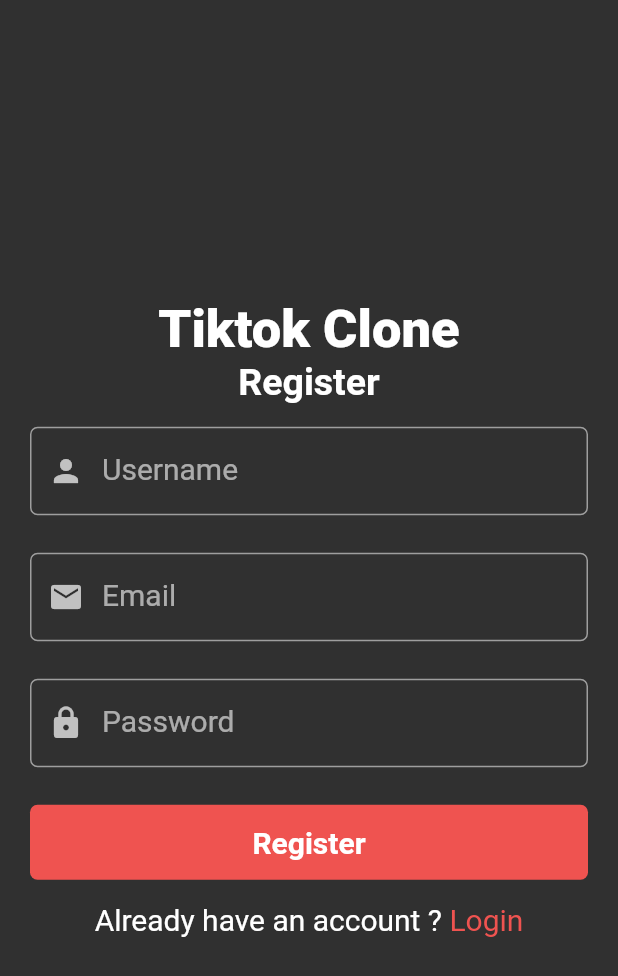
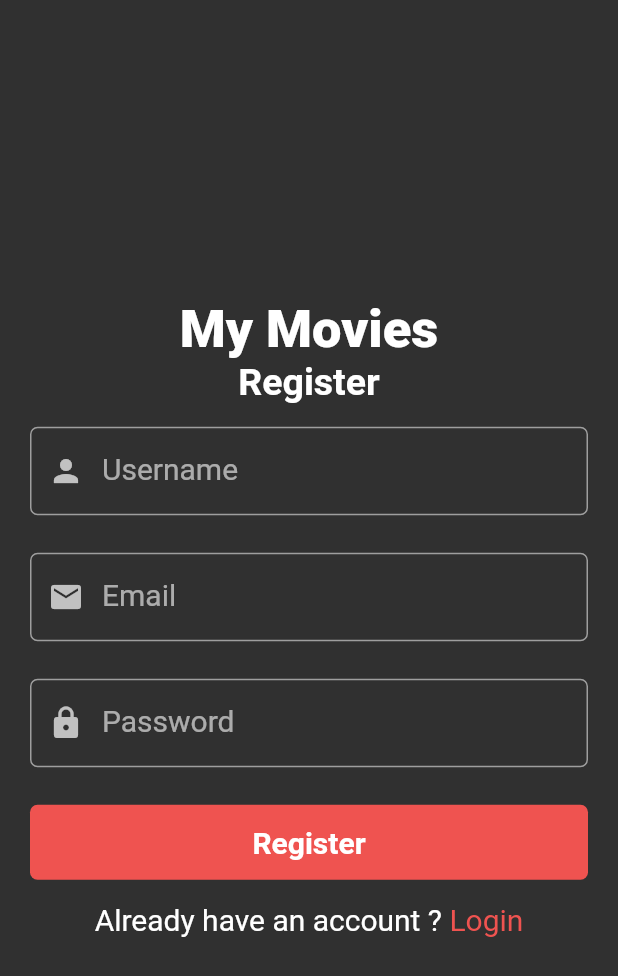
Before and after one commit to UltraViolet33/Movies-Apps, a Flutter app: the screen it shows after launch, on a phone screen of 412 x 824 dp. Shown: the top 976 px of the screen. Run offline on Flutter 3.47's test engine with Material 2 defaults, Android fonts, the phone set to English and light mode, and no system bars.

Commit message:
display register screen

```diff
--- a/app/lib/views/auth/register_screen.dart
+++ b/app/lib/views/auth/register_screen.dart
@@ -17,12 +17,12 @@
       child: Column(
         mainAxisAlignment: MainAxisAlignment.center,
         children: [
-          Text(
-            "Tiktok Clone",
+          const Text(
+            "My Movies",
             style: TextStyle(
                 fontSize: 35, color: Colors.white, fontWeight: FontWeight.w900),
           ),
-          Text(
+          const Text(
             "Register",
             style: TextStyle(
                 fontSize: 25, color: Colors.white, fontWeight: FontWeight.w700),
```
